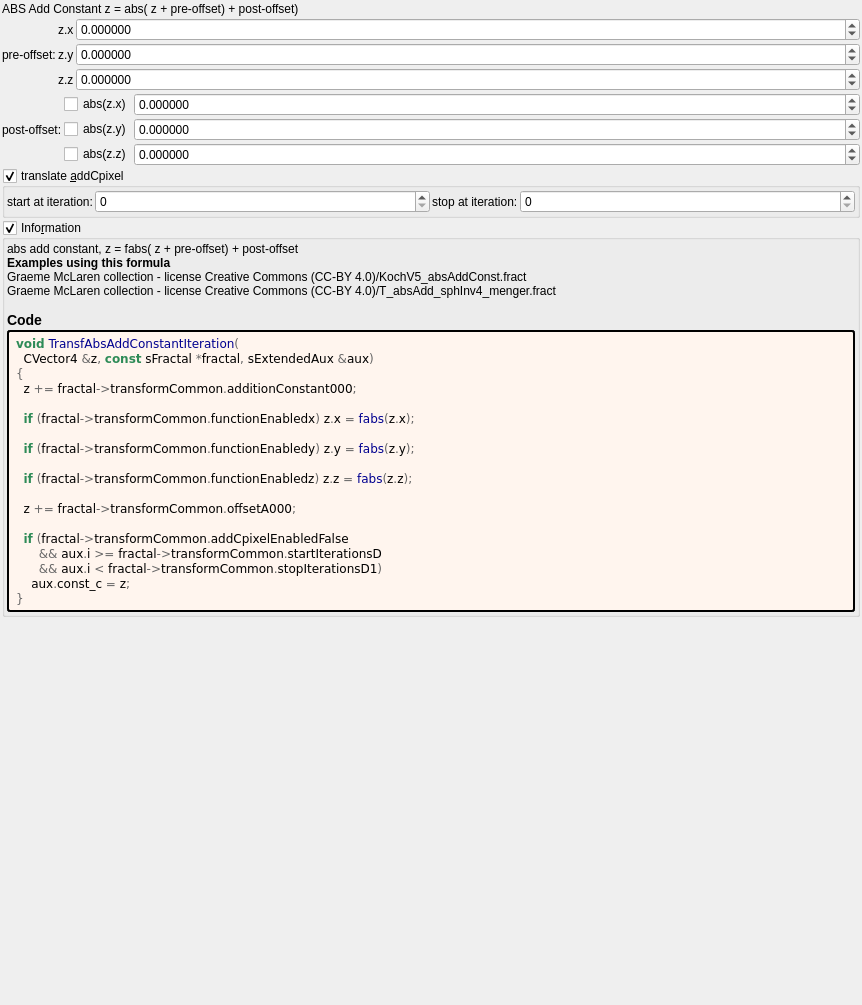
The window that mandelbulber2/formula/ui/transf_abs_add_constant.ui (irinox-ctrl/mandelbulber2) describes before a commit, drawn with Qt 5.
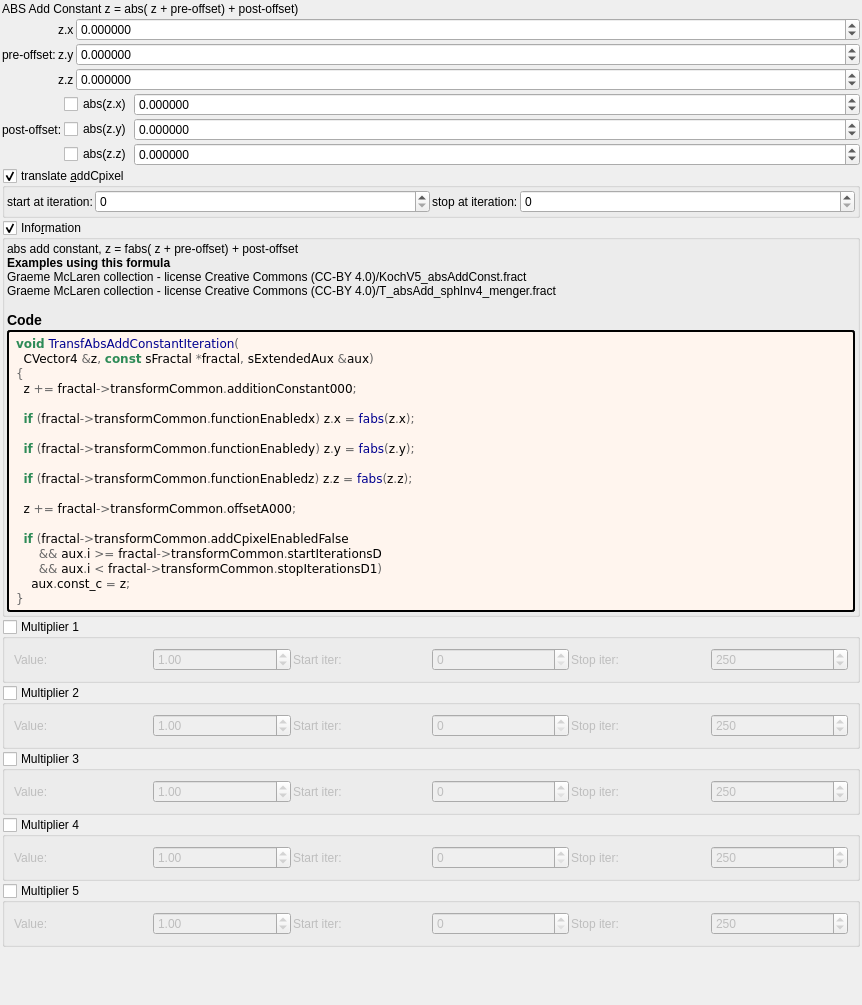
The same window after the commit. Custom widgets are drawn as their Qt base class.

Commit message:
feat: add 5 general-purpose multipliers to all 1007 fractal formulas
Each multiplier has:
- Checkbox (OFF by default)
- Value spinbox (default 1.0, range -100 to 100)
- Iteration start/stop range

Logic: z *= value; DE *= |value|;

Uses existing transformCommon parameters:
- Checkboxes: functionEnabledBx/By/Bz/Bw/CzFalse
- Values: scale4/5/6/8/16
- Ranges: startIterationsB-F/stopIterationsB-F

Modified 1007 .cpp (CPU), 1006 .cl (GPU), 1023 .ui files.
Both source (formula/) and deploy (deploy/share/) copies updated.

The edit to the form file:
```diff
--- a/mandelbulber2/formula/ui/transf_abs_add_constant.ui
+++ b/mandelbulber2/formula/ui/transf_abs_add_constant.ui
@@ -429,6 +429,192 @@
      </layout>
     </widget>
    </item>
+   <item>
+    <widget class="MyGroupBox" name="groupCheck_transf_function_enabledBx_false">
+     <property name="title"><string>Multiplier 1</string></property>
+     <property name="checkable"><bool>true</bool></property>
+     <property name="checked"><bool>false</bool></property>
+     <layout class="QGridLayout" name="gridLayout_mult1">
+      <property name="spacing"><number>2</number></property>
+      <item row="0" column="0">
+       <widget class="QLabel"><property name="text"><string>Value:</string></property></widget>
+      </item>
+      <item row="0" column="1">
+       <widget class="MyDoubleSpinBox" name="spinbox_transf_scale_4">
+        <property name="minimum"><double>-100.0</double></property><property name="maximum"><double>100.0</double></property>
+        <property name="singleStep"><double>0.01</double></property><property name="value"><double>1.0</double></property>
+       </widget>
+      </item>
+      <item row="0" column="2">
+       <widget class="QLabel"><property name="text"><string>Start iter:</string></property></widget>
+      </item>
+      <item row="0" column="3">
+       <widget class="MySpinBox" name="spinboxInt_transf_start_iterations_B">
+        <property name="minimum"><number>0</number></property><property name="maximum"><number>10000</number></property>
+        <property name="value"><number>0</number></property>
+       </widget>
+      </item>
+      <item row="0" column="4">
+       <widget class="QLabel"><property name="text"><string>Stop iter:</string></property></widget>
+      </item>
+      <item row="0" column="5">
+       <widget class="MySpinBox" name="spinboxInt_transf_stop_iterations_B">
+        <property name="minimum"><number>0</number></property><property name="maximum"><number>10000</number></property>
+        <property name="value"><number>250</number></property>
+       </widget>
+      </item>
+     </layout>
+    </widget>
+   </item>
+   <item>
+    <widget class="MyGroupBox" name="groupCheck_transf_function_enabledBy_false">
+     <property name="title"><string>Multiplier 2</string></property>
+     <property name="checkable"><bool>true</bool></property>
+     <property name="checked"><bool>false</bool></property>
+     <layout class="QGridLayout" name="gridLayout_mult2">
+      <property name="spacing"><number>2</number></property>
+      <item row="0" column="0">
+       <widget class="QLabel"><property name="text"><string>Value:</string></property></widget>
+      </item>
+      <item row="0" column="1">
+       <widget class="MyDoubleSpinBox" name="spinbox_transf_scale_5">
+        <property name="minimum"><double>-100.0</double></property><property name="maximum"><double>100.0</double></property>
+        <property name="singleStep"><double>0.01</double></property><property name="value"><double>1.0</double></property>
+       </widget>
+      </item>
+      <item row="0" column="2">
+       <widget class="QLabel"><property name="text"><string>Start iter:</string></property></widget>
+      </item>
+      <item row="0" column="3">
+       <widget class="MySpinBox" name="spinboxInt_transf_start_iterations_C">
+        <property name="minimum"><number>0</number></property><property name="maximum"><number>10000</number></property>
+        <property name="value"><number>0</number></property>
+       </widget>
+      </item>
+      <item row="0" column="4">
+       <widget class="QLabel"><property name="text"><string>Stop iter:</string></property></widget>
+      </item>
+      <item row="0" column="5">
+       <widget class="MySpinBox" name="spinboxInt_transf_stop_iterations_C">
+        <property name="minimum"><number>0</number></property><property name="maximum"><number>10000</number></property>
+        <property name="value"><number>250</number></property>
+       </widget>
+      </item>
+     </layout>
+    </widget>
+   </item>
+   <item>
+    <widget class="MyGroupBox" name="groupCheck_transf_function_enabledBz_false">
+     <property name="title"><string>Multiplier 3</string></property>
+     <property name="checkable"><bool>true</bool></property>
+     <property name="checked"><bool>false</bool></property>
+     <layout class="QGridLayout" name="gridLayout_mult3">
+      <property name="spacing"><number>2</number></property>
+      <item row="0" column="0">
+       <widget class="QLabel"><property name="text"><string>Value:</string></property></widget>
+      </item>
+      <item row="0" column="1">
+       <widget class="MyDoubleSpinBox" name="spinbox_transf_scale_6">
+        <property name="minimum"><double>-100.0</double></property><property name="maximum"><double>100.0</double></property>
+        <property name="singleStep"><double>0.01</double></property><property name="value"><double>1.0</double></property>
+       </widget>
+      </item>
+      <item row="0" column="2">
+       <widget class="QLabel"><property name="text"><string>Start iter:</string></property></widget>
+      </item>
+      <item row="0" column="3">
+       <widget class="MySpinBox" name="spinboxInt_transf_start_iterations_D">
+        <property name="minimum"><number>0</number></property><property name="maximum"><number>10000</number></property>
+        <property name="value"><number>0</number></property>
+       </widget>
+      </item>
+      <item row="0" column="4">
+       <widget class="QLabel"><property name="text"><string>Stop iter:</string></property></widget>
+      </item>
+      <item row="0" column="5">
+       <widget class="MySpinBox" name="spinboxInt_transf_stop_iterations_D">
+        <property name="minimum"><number>0</number></property><property name="maximum"><number>10000</number></property>
+        <property name="value"><number>250</number></property>
+       </widget>
+      </item>
+     </layout>
+    </widget>
+   </item>
+   <item>
+    <widget class="MyGroupBox" name="groupCheck_transf_function_enabledBw_false">
+     <property name="title"><string>Multiplier 4</string></property>
+     <property name="checkable"><bool>true</bool></property>
+     <property name="checked"><bool>false</bool></property>
+     <layout class="QGridLayout" name="gridLayout_mult4">
+      <property name="spacing"><number>2</number></property>
+      <item row="0" column="0">
+       <widget class="QLabel"><property name="text"><string>Value:</string></property></widget>
+      </item>
+      <item row="0" column="1">
+       <widget class="MyDoubleSpinBox" name="spinbox_transf_scale_8">
+        <property name="minimum"><double>-100.0</double></property><property name="maximum"><double>100.0</double></property>
+        <property name="singleStep"><double>0.01</double></property><property name="value"><double>1.0</double></property>
+       </widget>
+      </item>
+      <item row="0" column="2">
+       <widget class="QLabel"><property name="text"><string>Start iter:</string></property></widget>
+      </item>
+      <item row="0" column="3">
+       <widget class="MySpinBox" name="spinboxInt_transf_start_iterations_E">
+        <property name="minimum"><number>0</number></property><property name="maximum"><number>10000</number></property>
+        <property name="value"><number>0</number></property>
+       </widget>
+      </item>
+      <item row="0" column="4">
+       <widget class="QLabel"><property name="text"><string>Stop iter:</string></property></widget>
+      </item>
+      <item row="0" column="5">
+       <widget class="MySpinBox" name="spinboxInt_transf_stop_iterations_E">
+        <property name="minimum"><number>0</number></property><property name="maximum"><number>10000</number></property>
+        <property name="value"><number>250</number></property>
+       </widget>
+      </item>
+     </layout>
+    </widget>
+   </item>
+   <item>
+    <widget class="MyGroupBox" name="groupCheck_transf_function_enabledCz_false">
+     <property name="title"><string>Multiplier 5</string></property>
+     <property name="checkable"><bool>true</bool></property>
+     <property name="checked"><bool>false</bool></property>
+     <layout class="QGridLayout" name="gridLayout_mult5">
+      <property name="spacing"><number>2</number></property>
+      <item row="0" column="0">
+       <widget class="QLabel"><property name="text"><string>Value:</string></property></widget>
+      </item>
+      <item row="0" column="1">
+       <widget class="MyDoubleSpinBox" name="spinbox_transf_scale_16">
+        <property name="minimum"><double>-100.0</double></property><property name="maximum"><double>100.0</double></property>
+        <property name="singleStep"><double>0.01</double></property><property name="value"><double>1.0</double></property>
+       </widget>
+      </item>
+      <item row="0" column="2">
+       <widget class="QLabel"><property name="text"><string>Start iter:</string></property></widget>
+      </item>
+      <item row="0" column="3">
+       <widget class="MySpinBox" name="spinboxInt_transf_start_iterations_F">
+        <property name="minimum"><number>0</number></property><property name="maximum"><number>10000</number></property>
+        <property name="value"><number>0</number></property>
+       </widget>
+      </item>
+      <item row="0" column="4">
+       <widget class="QLabel"><property name="text"><string>Stop iter:</string></property></widget>
+      </item>
+      <item row="0" column="5">
+       <widget class="MySpinBox" name="spinboxInt_transf_stop_iterations_F">
+        <property name="minimum"><number>0</number></property><property name="maximum"><number>10000</number></property>
+        <property name="value"><number>250</number></property>
+       </widget>
+      </item>
+     </layout>
+    </widget>
+   </item>
+
    <item>
     <spacer name="verticalSpacer">
      <property name="orientation">
```
The commit also changes 3972 other files.
